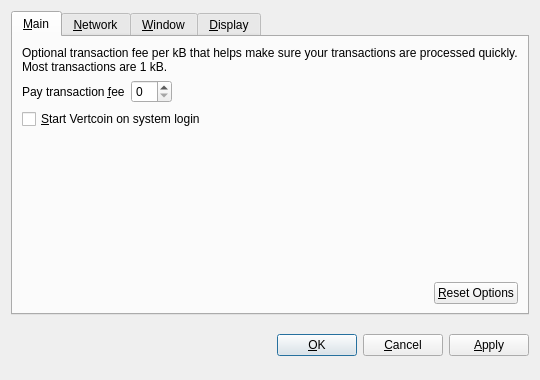
Before: the Qt Designer form src/qt/forms/optionsdialog.ui in UmbrellaHoldings/ULTC, drawn with Qt 5.
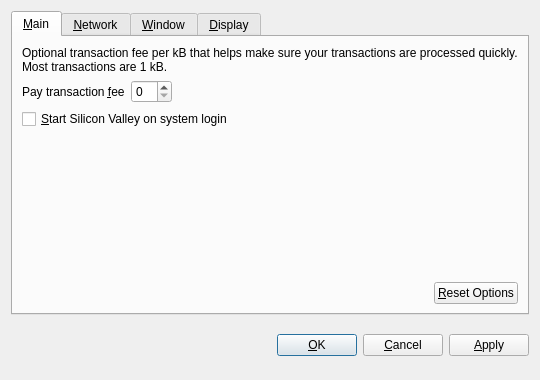
After: the same form once the commit is applied. Custom widgets are drawn as their Qt base class.

Commit message: SilliconValley coin initial commit merged

Patch:
```diff
--- a/src/qt/forms/optionsdialog.ui
+++ b/src/qt/forms/optionsdialog.ui
@@ -82,7 +82,7 @@
           <string>Automatically start Vertcoin after logging in to the system.</string>
          </property>
          <property name="text">
-          <string>&amp;Start Vertcoin on system login</string>
+          <string>&amp;Start Silicon Valley on system login</string>
          </property>
         </widget>
        </item>
```
Left out of the diff: 10 changed lines with no effect on the pictures. The commit also changes 158 other files.
